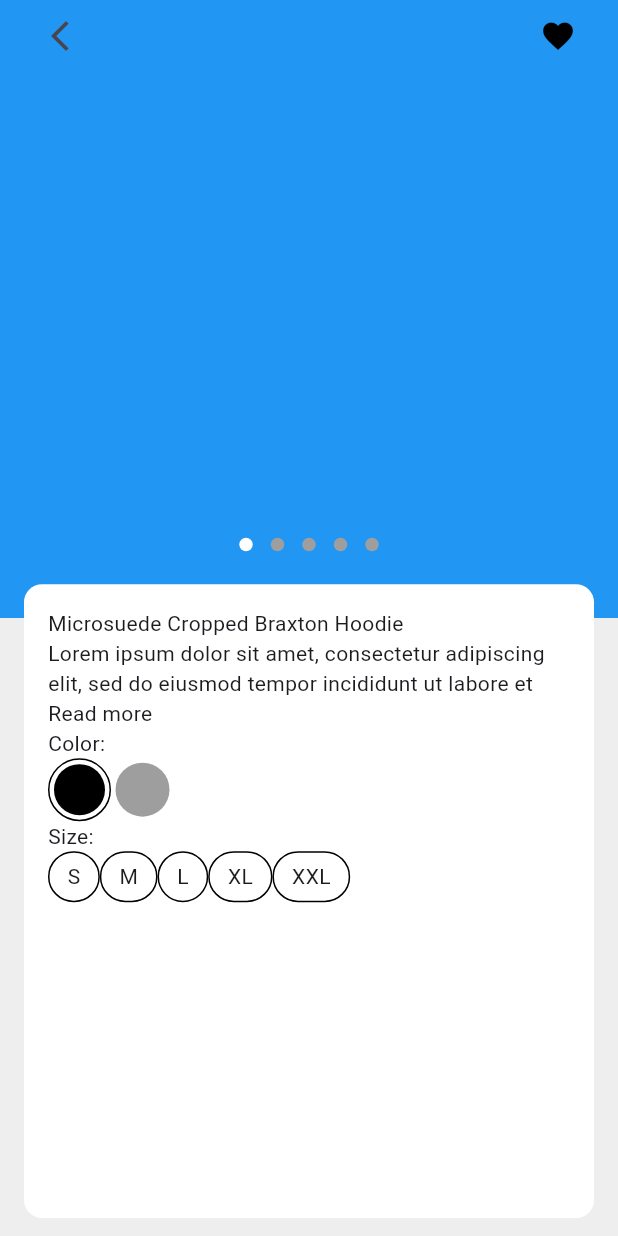
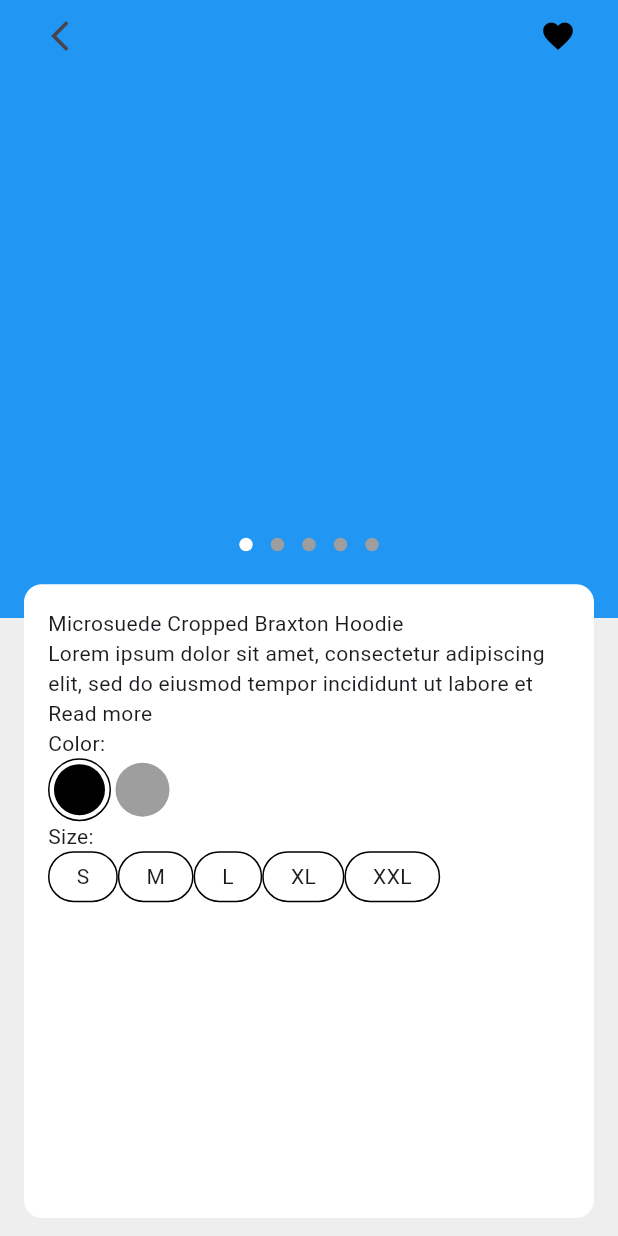
Before and after one commit to JAICHANGPARK/flutter_notebook_chapter_49, a Flutter app: the ECommerceDetailPage screen opened directly, on a phone screen of 412 x 824 dp. Run offline on Flutter 3.47's test engine with Material 3 defaults, Android fonts, the phone set to English and light mode, and no system bars; drawn by our look-alikes of dots_indicator; our stand-ins replace gap, google_fonts.

Commit message:
Update e_commerce_detail_page.dart

```diff
--- a/lib/ep2451_e_commerce_app/ui/e_commerce_detail_page.dart
+++ b/lib/ep2451_e_commerce_app/ui/e_commerce_detail_page.dart
@@ -128,7 +128,7 @@ class _ECommerceDetailPageState extends State<ECommerceDetailPage> {
                         Row(
                           children: ["S", "M", "L", "XL", "XXL"].map(
                             (e) => Container(
-                              padding: .symmetric(horizontal: 12, vertical: 6),
+                              padding: .symmetric(horizontal: 18, vertical: 6),
                               decoration: ShapeDecoration(
                                 shape: StadiumBorder(side: BorderSide()),
                               ),
```
